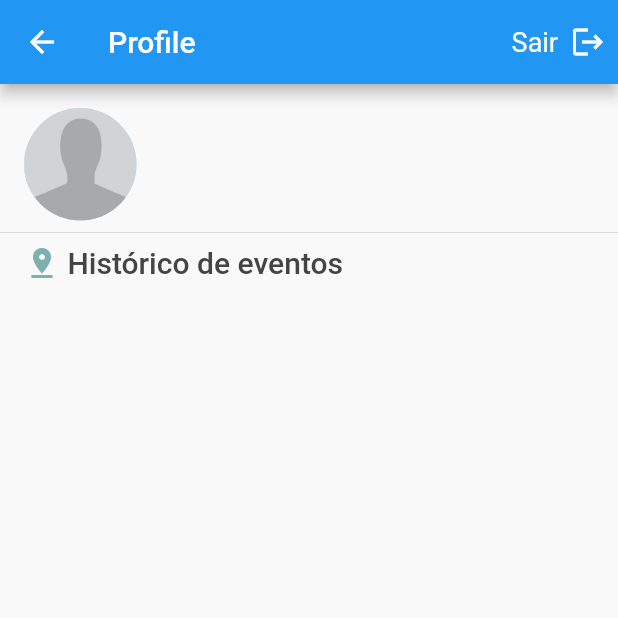
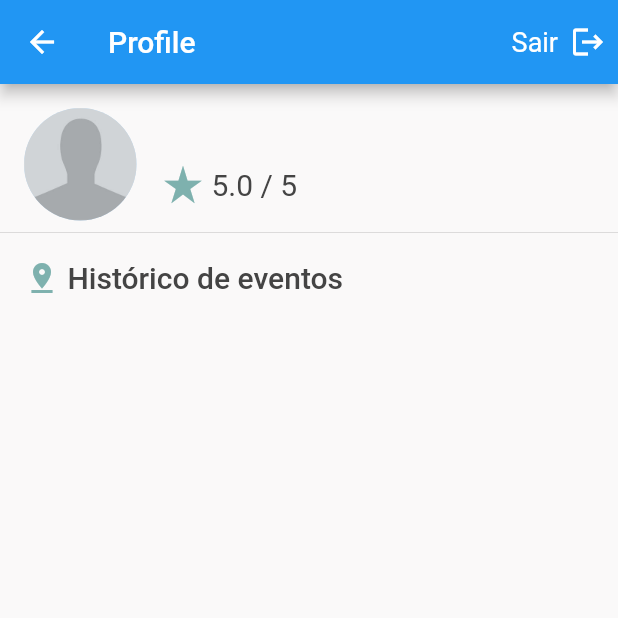
Before and after one commit to davidjentjens/buddies, a Flutter app: the ProfileScreen screen opened by its route, on a phone screen of 412 x 824 dp, the top half of it. Run offline on Flutter 3.47's test engine with Material 2 defaults, Android fonts, the phone set to English and light mode, and no system bars; our stand-ins replace carousel_slider, cloud_firestore, firebase_analytics, firebase_auth, firebase_core, firebase_messaging and 6 more; missing offline and left inert: algolia, cloud_firestore_web, firebase_analytics_web, firebase_auth_web, firebase_core_web, firebase_messaging_web and 5 more; accounts and stored records are empty; network calls fail.

Commit message:
Implementar rating baseado em participação de eventos

```diff
--- a/lib/main.dart
+++ b/lib/main.dart
@@ -15,7 +15,7 @@ import 'screens/Agenda.dart';
 import 'screens/EventBrowser/EventBrowser.dart';
 import 'screens/Login.dart';
 import 'screens/Map/Map.dart';
-import 'screens/Profile.dart';
+import 'screens/Profile/Profile.dart';
 import 'screens/Notifications/Notifications.dart';
 import 'services/Auth.dart';
 import 'services/Database/Document.dart';
--- a/lib/models/UserDetails.dart
+++ b/lib/models/UserDetails.dart
@@ -2,11 +2,13 @@ class UserDetails {
   String uid;
   String name;
   String photoUrl;
+  String rating;
 
   UserDetails({
     required this.uid,
     required this.name,
     required this.photoUrl,
+    required this.rating,
   });
 
   factory UserDetails.fromMap(Map data) {
@@ -14,6 +16,7 @@ class UserDetails {
       uid: data['uid'],
       name: data['name'],
       photoUrl: data['photoUrl'],
+      rating: data['rating'],
     );
   }
 }
--- /dev/null
+++ b/lib/models/UserInfo.dart
@@ -0,0 +1,25 @@
+class UserInfo {
+  String uid;
+  List<dynamic> events;
+  List<dynamic> interests;
+  double participationPoints;
+  double totalParticipation;
+
+  UserInfo({
+    required this.uid,
+    required this.events,
+    required this.interests,
+    required this.participationPoints,
+    required this.totalParticipation,
+  });
+
+  factory UserInfo.fromMap(Map data) {
+    return UserInfo(
+      uid: data['uid'],
+      events: data['events'],
+      interests: data['interests'],
+      participationPoints: data['participationPoints'].toDouble(),
+      totalParticipation: data['totalParticipation'].toDouble(),
+    );
+  }
+}
--- a/lib/screens/EventDetails/EventParticipants.dart
+++ b/lib/screens/EventDetails/EventParticipants.dart
@@ -56,7 +56,7 @@ class EventParticipants extends StatelessWidget {
                                 ),
                                 SizedBox(width: 2),
                                 Text(
-                                  "4.6",
+                                  participant.rating,
                                   style: TextStyle(
                                       fontWeight: FontWeight.w400,
                                       fontSize: 16.0),
--- a/lib/screens/Profile.dart
+++ b/lib/screens/Profile/Profile.dart
@@ -1,11 +1,13 @@
-import 'package:buddies/services/Database/DatabaseService.dart';
-import 'package:buddies/widgets/EventCard.dart';
 import 'package:flutter/material.dart';
 import 'package:provider/provider.dart';
 import 'package:firebase_auth/firebase_auth.dart';
 
-import '../widgets/Loader.dart';
-import '../services/Auth.dart';
+import '../../widgets/Loader.dart';
+import '../../widgets/EventCard.dart';
+import '../../services/Auth.dart';
+import '../../services/Database/DatabaseService.dart';
+
+import 'ProfileHeader.dart';
 
 class ProfileScreen extends StatelessWidget {
   final AuthService auth = AuthService();
@@ -53,16 +55,18 @@ class ProfileScreen extends StatelessWidget {
             mainAxisAlignment: MainAxisAlignment.start,
             crossAxisAlignment: CrossAxisAlignment.start,
             children: [
-              _profileHeader(context, user),
+              ProfileHeader(user: user),
               Divider(),
+              SizedBox(height: 10),
               FutureBuilder(
                   future: _eventHistory(context, user),
                   builder: (context, AsyncSnapshot<List<Widget>> snapshot) {
                     if (snapshot.hasData) {
                       return Column(
-                          mainAxisAlignment: MainAxisAlignment.start,
-                          crossAxisAlignment: CrossAxisAlignment.start,
-                          children: snapshot.data!);
+                        mainAxisAlignment: MainAxisAlignment.start,
+                        crossAxisAlignment: CrossAxisAlignment.start,
+                        children: snapshot.data!,
+                      );
                     }
                     return Text(
                         "Parece que você ainda não participou de nenhum evento.");
@@ -70,35 +74,6 @@ class ProfileScreen extends StatelessWidget {
             ],
           ),
         ),
-      ),
-    );
-  }
-
-  Widget _profileHeader(BuildContext context, User user) {
-    return Padding(
-      padding: const EdgeInsets.only(left: 16.0, right: 16.0),
-      child: Row(
-        crossAxisAlignment: CrossAxisAlignment.start,
-        children: [
-          SizedBox(
-              child: CircleAvatar(
-                backgroundImage: user.photoURL != null
-                    ? NetworkImage(user.photoURL!)
-                    : AssetImage("assets/avatar_placeholder.jpg")
-                        as ImageProvider,
-              ),
-              height: 75,
-              width: 75),
-          SizedBox(width: 16),
-          Column(
-            crossAxisAlignment: CrossAxisAlignment.start,
-            children: [
-              Text(user.displayName ?? '',
-                  style: TextStyle(fontWeight: FontWeight.bold, fontSize: 22)),
-              SizedBox(height: 0),
-            ],
-          ),
-        ],
       ),
     );
   }
--- /dev/null
+++ b/lib/screens/Profile/ProfileHeader.dart
@@ -0,0 +1,81 @@
+import 'package:buddies/models/UserInfo.dart';
+import 'package:buddies/services/Database/Document.dart';
+import 'package:flutter/material.dart';
+import 'package:firebase_auth/firebase_auth.dart' as FirebaseAuth;
+
+class ProfileHeader extends StatelessWidget {
+  final FirebaseAuth.User user;
+
+  const ProfileHeader({
+    Key? key,
+    required this.user,
+  }) : super(key: key);
+
+  @override
+  Widget build(BuildContext context) {
+    return FutureBuilder(
+      future: Document<UserInfo>(path: 'userinfo/${this.user.uid}').getData(),
+      builder: (BuildContext context, AsyncSnapshot<UserInfo> futureSnapshot) {
+        if (futureSnapshot.hasData) {
+          var rating = 5.0;
+
+          if (futureSnapshot.data!.totalParticipation != 0) {
+            rating = (futureSnapshot.data!.participationPoints /
+                    futureSnapshot.data!.totalParticipation) *
+                5;
+          }
+
+          return Padding(
+            padding: const EdgeInsets.only(left: 16.0, right: 16.0),
+            child: Row(
+              crossAxisAlignment: CrossAxisAlignment.start,
+              children: [
+                SizedBox(
+                    child: CircleAvatar(
+                      backgroundImage: this.user.photoURL != null
+                          ? NetworkImage(this.user.photoURL!)
+                          : AssetImage("assets/avatar_placeholder.jpg")
+                              as ImageProvider,
+                    ),
+                    height: 75,
+                    width: 75),
+                SizedBox(width: 16),
+                Column(
+                  crossAxisAlignment: CrossAxisAlignment.start,
+                  children: [
+                    Text(this.user.displayName ?? '',
+                        style: TextStyle(
+                            fontWeight: FontWeight.bold, fontSize: 22)),
+                    SizedBox(height: 10),
+                    Row(
+                      mainAxisAlignment: MainAxisAlignment.center,
+                      crossAxisAlignment: CrossAxisAlignment.center,
+                      children: [
+                        Icon(
+                          Icons.star_rate,
+                          color: Theme.of(context).primaryColor,
+                          size: 30,
+                        ),
+                        SizedBox(width: 4),
+                        Text(
+                          '${rating.toStringAsFixed(1)} / 5',
+                          style: TextStyle(
+                            fontWeight: FontWeight.w400,
+                            fontSize: 20,
+                          ),
+                          textAlign: TextAlign.center,
+                        ),
+                      ],
+                    )
+                  ],
+                ),
+              ],
+            ),
+          );
+        } else {
+          return Container();
+        }
+      },
+    );
+  }
+}
--- a/lib/services/Globals.dart
+++ b/lib/services/Globals.dart
@@ -4,6 +4,7 @@ import '../models/Event.dart';
 import '../models/Category.dart';
 import '../models/AppNotification.dart';
 import '../models/Attendance.dart';
+import '../models/UserInfo.dart';
 
 /// Static global state. Immutable services that do not care about build context.
 class Global {
@@ -19,5 +20,6 @@ class Global {
     Category: (data) => Category.fromMap(data),
     AppNotification: (data) => AppNotification.fromMap(data),
     Attendance: (data) => Attendance.fromMap(data),
+    UserInfo: (data) => UserInfo.fromMap(data),
   };
 }
```
Also changed, not shown: lib/screens/EventDetails/EventActionButton/LeaveButton.dart (+26 -15 lines), lib/screens/EventDetails/EventActionButton/ParticipateButton.dart (+24 -14 lines), lib/screens/EventManager/EventCreator/CreateButton.dart (+14 -3 lines), lib/screens/EventManager/EventEditor/EditButton.dart (+14 -3 lines), 8 other files.
